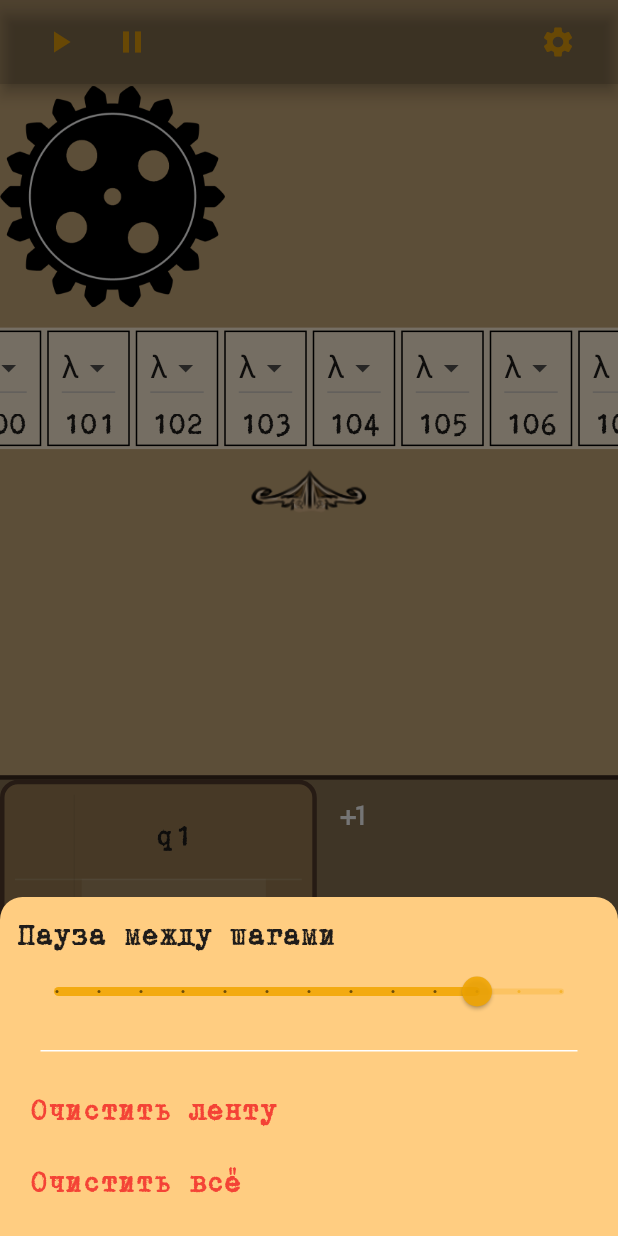
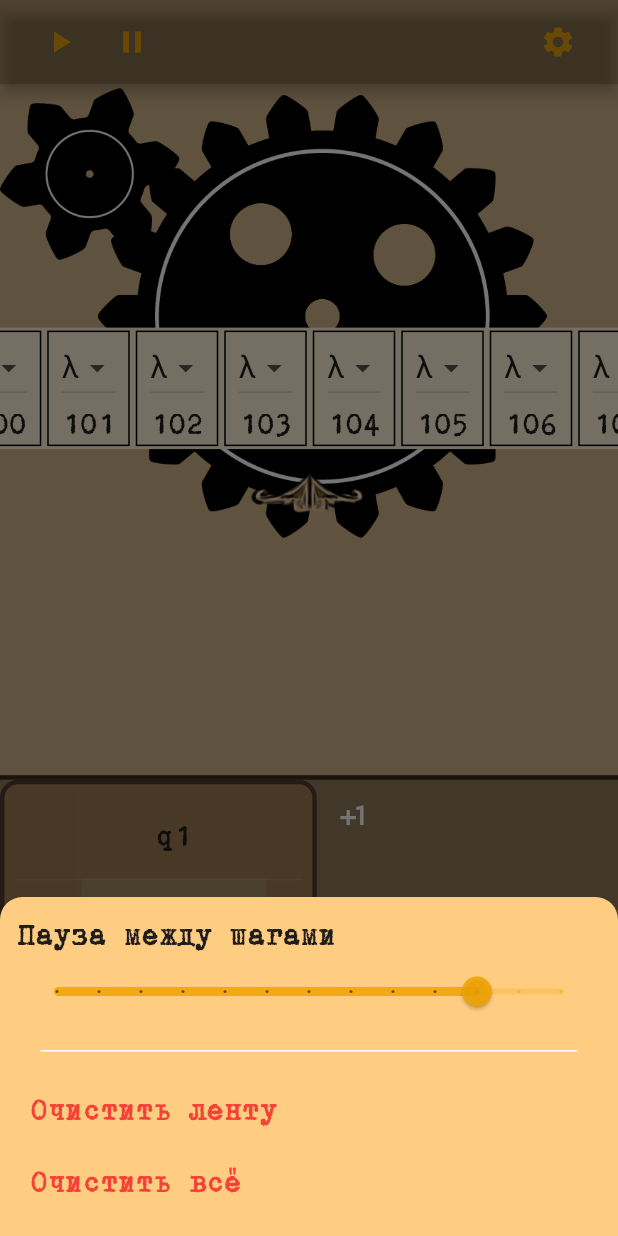
Before and after one commit to mihailco/turing_machine, a Flutter app: the screen it shows after launch, after a tap on the "settings" icon, on a phone screen of 412 x 824 dp. Run offline on Flutter 3.47's test engine with Material 2 defaults, Android fonts, the phone set to English and light mode, and no system bars; our stand-ins replace bloc, equatable, flutter_bloc, get_it; missing offline and left inert: flutter_secure_storage_web.

Commit message:
fixed bugs. Linking the rotation of the gears

```diff
--- a/lib/features/domain/entities/infinit_list_model.dart
+++ b/lib/features/domain/entities/infinit_list_model.dart
@@ -7,7 +7,6 @@ ________________________1    2   3    4   _5__6___7__8___9______________________
                                                 первый ненулевой  элемент справа (индекс = 0)
 */
 
-import 'package:flutter/animation.dart';
 
 class InfinitList {
   int lastNN = 0;
@@ -15,7 +14,7 @@ class InfinitList {
 
   late String nullElement;
   List<String> list = [];
-  InfinitList(List<String> init, this.nullElement) {}
+  InfinitList(List<String> init, this.nullElement);
 
   int lastNotNull() {
     for (int i = list.length - 1; i > 0; i--) {
--- a/lib/features/domain/entities/table_model.dart
+++ b/lib/features/domain/entities/table_model.dart
@@ -4,12 +4,13 @@ class Pair extends Equatable {
   final String state;
   final String A;
 
-  Pair(this.state, this.A);
+  const Pair(this.state, this.A);
 
   @override
   List<Object?> get props => [state, A];
 }
 
+// ignore: must_be_immutable
 class CellCommand extends Equatable {
   late String nextState;
   late String rewrite;
--- a/lib/features/presentation/cubit/table_cubit.dart
+++ b/lib/features/presentation/cubit/table_cubit.dart
@@ -47,7 +47,7 @@ class TableCubit extends Cubit<TableState> {
     A.clear();
     A.addAll(["", nullElement]);
     table.clear();
-    table[Pair("q1", nullElement)] = CellCommand(states[0], A[0], "");
+    table[const Pair("q1", nullElement)] = CellCommand(states[0], A[0], "");
     emit(CurrentTableState.withLists(states, A, table));
   }
 }
--- a/lib/features/presentation/cubit/turing_cubit.dart
+++ b/lib/features/presentation/cubit/turing_cubit.dart
@@ -2,15 +2,13 @@ import 'dart:async';
 
 import 'package:bloc/bloc.dart';
 import 'package:statrco/features/domain/entities/infinit_list_model.dart';
-import 'package:statrco/features/presentation/constants.dart';
-import 'package:statrco/features/presentation/cubit/table_state.dart';
 import 'package:statrco/features/presentation/cubit/turing_state.dart';
 
 import '../../domain/entities/table_model.dart';
 
-class TuringCubit extends Cubit<oneStep> {
+class TuringCubit extends Cubit<OneStep> {
   TuringCubit(this.states, this.A, this.table, this.list)
-      : super(oneStep(states[1], list.lastNN, list));
+      : super(OneStep(states[1], list.lastNN, list));
   late Duration time;
   final List<String> states;
   final List<String> A;
@@ -46,7 +44,7 @@ class TuringCubit extends Cubit<oneStep> {
 
   void setCurrrentPosition(int index) {
     curPos = index;
-    emit(oneStep(curState, curPos, list));
+    emit(OneStep(curState, curPos, list));
   }
 
   void execute() {
@@ -54,8 +52,8 @@ class TuringCubit extends Cubit<oneStep> {
       curPos = list.lastNN;
     }
     var cmd = table[Pair(curState, list[curPos])]!;
-    if (cmd.rewrite != "") list[curPos] = cmd.rewrite!;
-    if (cmd.nextState != "") curState = cmd.nextState!;
+    if (cmd.rewrite != "") list[curPos] = cmd.rewrite;
+    if (cmd.nextState != "") curState = cmd.nextState;
     if (cmd.moveTo != "") {
       if (cmd.moveTo == "L") {
         curPos--;
@@ -65,12 +63,12 @@ class TuringCubit extends Cubit<oneStep> {
       }
     }
 
-    emit(oneStep(curState, curPos, list));
+    emit(OneStep(curState, curPos, list));
   }
 
   void clear() {
     curPos = 100;
     list.clear();
-    emit(oneStep(curState, curPos, list));
+    emit(OneStep(curState, curPos, list));
   }
 }
--- a/lib/features/presentation/cubit/turing_state.dart
+++ b/lib/features/presentation/cubit/turing_state.dart
@@ -1,17 +1,14 @@
-// ignore_for_file: camel_case_types
 
-import 'package:equatable/equatable.dart';
 import 'package:statrco/features/domain/entities/infinit_list_model.dart';
 
 
 
-class oneStep  {
+class OneStep  {
   final int indexInList;
   final String currentState;
   final InfinitList list;
 
-  const oneStep(this.currentState, this.indexInList, this.list);
+  const OneStep(this.currentState, this.indexInList, this.list);
 
-  @override
   List<Object?> get props => [indexInList, currentState, list.list.toString()];
 }
--- a/lib/features/presentation/pages/turing_machine_page.dart
+++ b/lib/features/presentation/pages/turing_machine_page.dart
@@ -1,23 +1,18 @@
 import 'package:flutter/material.dart';
 import 'package:flutter_bloc/flutter_bloc.dart';
-import 'package:statrco/features/domain/entities/table_model.dart';
-import 'package:statrco/features/presentation/cubit/table_cubit.dart';
-import 'package:statrco/features/presentation/cubit/table_state.dart';
 import 'package:statrco/features/presentation/widgets/gear.dart';
 import 'package:statrco/features/presentation/widgets/settings.dart';
-import 'package:statrco/features/presentation/widgets/table.dart';
-import 'package:statrco/features/presentation/widgets/tabletsCell.dart';
 
 import '../../domain/entities/infinit_list_model.dart';
 import '../constants.dart';
 import '../cubit/turing_cubit.dart';
 import '../cubit/turing_state.dart';
-import '../widgets/TuringListView.dart';
+import '../widgets/background_gears.dart';
 import '../widgets/bottom_part_of_screen.dart';
 import '../widgets/top_of_the_screen.dart';
 
 class TuringMachinePage extends StatefulWidget {
-  TuringMachinePage({Key? key}) : super(key: key);
+  const TuringMachinePage({Key? key}) : super(key: key);
 
   @override
   State<TuringMachinePage> createState() => _TuringMachinePageState();
@@ -55,30 +50,35 @@ class _TuringMachinePageState extends State<TuringMachinePage> {
                           top: Radius.circular(15)
                         )
                       ),
-                      context: context, builder: ((context) => Settings()));
+                      context: context, builder: ((context) => const Settings()));
                   },
                   icon: const Icon(Icons.settings)),
             ],
           ),
         ),
 
-        body: BlocBuilder<TuringCubit, oneStep>(
+        body: BlocBuilder<TuringCubit, OneStep>(
           builder: (context, state) {
             // context.read<TuringCubit>().init();
 
-            return Column(
+            return Container(
+              color: Color.fromRGBO(207, 178, 135, 1),
+              // decoration: const BoxDecoration(image: DecorationImage(image: AssetImage("assets/photos/background_top.png")) ),
+              child: Column(
                 children: [
                   Flexible(
                     flex: 3,
                     child: Stack(
                       children: [
-                      Gear(radius: 15, clockwise: true),
+                        BackgroundGears(),
                         TopOfTheScreen(ctrlList: ctrlList),
                       ],
+
                     ),
                   ),
                   const Flexible(flex: 2, child: BottomPartOfScreen()),
                 ],
+              ),
             );
           },
         ));
--- a/lib/features/presentation/widgets/bottom_part_of_screen.dart
+++ b/lib/features/presentation/widgets/bottom_part_of_screen.dart
@@ -37,7 +37,7 @@ class BottomPartOfScreen extends StatelessWidget {
                       borderRadius: BorderRadius.circular(12),
                       color: const Color.fromARGB(255, 154, 125, 83),
                     ),
-                    child: TuringsTable()),
+                    child: const TuringsTable()),
                 IconButton(
                     onPressed: () {
                       // context.read<TableCubit>().addState("кью1");
--- a/lib/features/presentation/widgets/gear.dart
+++ b/lib/features/presentation/widgets/gear.dart
@@ -1,30 +1,72 @@
+import 'dart:math';
+
 import 'package:flutter/material.dart';
 import 'package:flutter_bloc/flutter_bloc.dart';
 import 'package:statrco/features/presentation/cubit/turing_cubit.dart';
 import 'package:statrco/features/presentation/cubit/turing_state.dart';
 
-class Gear extends StatelessWidget {
-  Gear({super.key, required this.radius, this.clockwise = true});
-  final double radius;
-  late bool clockwise;
+class TypeGear {
+  const TypeGear();
+  double getDiameter() => 18;
+  double getScale() => 1;
+
+  String getAsset() => "assets/photos/gearB.png";
+}
+
+class SmallGear extends TypeGear {
+  const SmallGear();
 
   @override
+  double getDiameter() => 100;
+
+  @override
+  String getAsset() => "assets/photos/gearS.png";
+
+  @override
+  double getScale() => 1.2;
+
+}
+
+class BigGear extends TypeGear {
+  const BigGear();
+  @override
+  double getDiameter() => 300;
+
+  @override
+  String getAsset() => "assets/photos/gearB.png";
+}
+
+class Gear extends StatelessWidget {
+  Gear(
+      {super.key,
+      required this.typeGear,
+      this.clockwise = true,
+      this.connectedWith = const BigGear(),
+      this.initialtTurn = 0});
+  final TypeGear typeGear;
+  final TypeGear connectedWith;
+  final bool clockwise;
+  final double initialtTurn;
+  int prevIndex = 0;
+  @override
   Widget build(BuildContext context) {
-    return BlocBuilder<TuringCubit, oneStep>(
+    return BlocBuilder<TuringCubit, OneStep>(
       builder: (context, state) {
         return AnimatedRotation(
             curve: Curves.elasticInOut,
             duration: Duration(
-                milliseconds:
-                    (context.read<TuringCubit>().duration * 3 / 4).toInt()),
-            turns: state.indexInList.toDouble()/5,
-            child: Container(
-                height: radius * 10,
-                width: radius * 10,
-                child: Image.asset(
-                  "assets/photos/gearB.png",
-                  fit: BoxFit.contain,
-                )));
+                milliseconds: context.read<TuringCubit>().duration * 3 ~/ 4),
+            turns: state.indexInList.toDouble() *
+                    (clockwise ? -1 : 1) *
+                    (connectedWith.getDiameter() / typeGear.getDiameter()) /
+                    18 +
+                initialtTurn,
+            child: Image.asset(
+              typeGear.getAsset(),
+              height: typeGear.getDiameter()*typeGear.getScale(),
+              width: typeGear.getDiameter()*typeGear.getScale(),
+              // fit: BoxFit.none,
+            ));
       },
     );
   }
--- a/lib/features/presentation/widgets/listCell.dart
+++ b/lib/features/presentation/widgets/listCell.dart
@@ -1,3 +1,5 @@
+// ignore_for_file: file_names
+
 import 'package:flutter/material.dart';
 import 'package:flutter_bloc/flutter_bloc.dart';
 import 'package:statrco/features/domain/entities/infinit_list_model.dart';
--- a/lib/features/presentation/widgets/settings.dart
+++ b/lib/features/presentation/widgets/settings.dart
@@ -35,7 +35,7 @@ class _SettingsState extends State<Settings> {
             },
           ),
           Container(
-            color: Color.fromARGB(255, 255, 255, 255),
+            color: const Color.fromARGB(255, 255, 255, 255),
             margin: const EdgeInsets.all(15),
             height: 1,
           ),
--- a/lib/features/presentation/widgets/table.dart
+++ b/lib/features/presentation/widgets/table.dart
@@ -1,12 +1,11 @@
 import 'package:flutter/material.dart';
 import 'package:flutter_bloc/flutter_bloc.dart';
 import 'package:statrco/features/domain/entities/table_model.dart';
-import 'package:statrco/features/presentation/constants.dart';
 import 'package:statrco/features/presentation/cubit/table_cubit.dart';
 import 'package:statrco/features/presentation/cubit/table_state.dart';
 import 'package:statrco/features/presentation/cubit/turing_cubit.dart';
 import 'package:statrco/features/presentation/cubit/turing_state.dart';
-import 'package:statrco/features/presentation/widgets/tabletsCell.dart';
+import 'package:statrco/features/presentation/widgets/tablets_cell.dart';
 
 class TuringsTable extends StatefulWidget {
   const TuringsTable({
@@ -23,7 +22,7 @@ class _TuringsTableState extends State<TuringsTable> {
     return BlocBuilder<TableCubit, TableState>(
       builder: (context, state) {
         if (state is CurrentTableState) {
-          return BlocBuilder<TuringCubit, oneStep>(
+          return BlocBuilder<TuringCubit, OneStep>(
             builder: (contexTU, stateTU) {
               return DataTable(
                 columnSpacing: 10,
@@ -45,7 +44,7 @@ class _TuringsTableState extends State<TuringsTable> {
                                       ? Text(a)
                                       : Container(
                                           color: (stateTU.currentState == st&&stateTU.list[stateTU.indexInList]==a)
-                                              ? Color.fromARGB(24, 255, 255, 255)
+                                              ? const Color.fromARGB(24, 255, 255, 255)
                                               : Colors.transparent,
                                           child: TabletsCell(
                                               com: state.table[Pair(st, a)]!),
--- a/lib/features/presentation/widgets/tabletsCell.dart
+++ b/lib/features/presentation/widgets/tablets_cell.dart
@@ -5,7 +5,7 @@ import 'package:statrco/features/presentation/cubit/table_cubit.dart';
 import 'package:statrco/features/presentation/cubit/table_state.dart';
 
 class TabletsCell extends StatefulWidget {
-  TabletsCell({
+  const TabletsCell({
     Key? key,
     required this.com,
   }) : super(key: key);
--- a/lib/features/presentation/widgets/top_of_the_screen.dart
+++ b/lib/features/presentation/widgets/top_of_the_screen.dart
@@ -3,7 +3,7 @@ import 'package:flutter/material.dart';
 import 'package:flutter_bloc/flutter_bloc.dart';
 import 'package:statrco/features/presentation/constants.dart';
 import 'package:statrco/features/presentation/cubit/turing_cubit.dart';
-import 'package:statrco/features/presentation/widgets/TuringListView.dart';
+import 'package:statrco/features/presentation/widgets/turing_list_view.dart';
 
 import '../cubit/turing_state.dart';
 
@@ -22,7 +22,7 @@ class TopOfTheScreen extends StatelessWidget {
     return Column(
       mainAxisAlignment: MainAxisAlignment.center,
       children: [
-        BlocBuilder<TuringCubit, oneStep>(
+        BlocBuilder<TuringCubit, OneStep>(
           builder: (context, state) {
 
             if (ctrlList.hasClients) {
--- a/lib/features/presentation/widgets/TuringListView.dart
+++ b/lib/features/presentation/widgets/turing_list_view.dart
@@ -1,13 +1,10 @@
-import 'package:flutter/gestures.dart';
 import 'package:flutter/material.dart';
 import 'package:statrco/features/domain/entities/infinit_list_model.dart';
 import 'package:statrco/features/presentation/widgets/listCell.dart';
 import 'package:statrco/features/presentation/widgets/scroll_beh.dart';
 
-import '../constants.dart';
-
 class TuringListView extends StatelessWidget {
-  TuringListView({
+  const TuringListView({
     super.key,
     required this.list,
     this.controller,
@@ -17,7 +14,6 @@ class TuringListView extends StatelessWidget {
   final controller;
   @override
   Widget build(BuildContext context) {
-    double t = cellWidth * 5 - displayWidth(context) / 2 + cellWidth / 2;
     return Container(
       color: const Color.fromARGB(255, 255, 240, 216),
       height: 81,
--- a/lib/injection.dart
+++ b/lib/injection.dart
@@ -1,6 +1,5 @@
 import 'package:get_it/get_it.dart';
 
-import 'package:http/http.dart' as http;
 
 import 'features/domain/entities/infinit_list_model.dart';
 import 'features/domain/entities/table_model.dart';
@@ -16,7 +15,7 @@ void init() {
   List<String> states = ["", "q1"];
   List<String> A = ["", nullElement];
   final Map<Pair, CellCommand> table = {
-    Pair("q1", nullElement): CellCommand(states[0], A[0], "")
+    const Pair("q1", nullElement): CellCommand(states[0], A[0], "")
   };
   List<String> tmp = [];
   InfinitList list = InfinitList(tmp, nullElement);
--- a/lib/main.dart
+++ b/lib/main.dart
@@ -42,7 +42,7 @@ class MyApp extends StatelessWidget {
                   primary: Color.fromARGB(221, 241, 165, 0),
                   brightness: Brightness.dark),
               primaryColor: const Color.fromRGBO(150, 123, 85, 1),
-              canvasColor: Color.fromARGB(255, 255, 205, 129),
+              canvasColor: const Color.fromARGB(255, 255, 205, 129),
 
               //Theme.of(context).textTheme.headline6,
               highlightColor: Colors.black,
@@ -56,7 +56,7 @@ class MyApp extends StatelessWidget {
                 }
                 return const Color.fromARGB(162, 0, 138, 131);
               })))),
-          home: TuringMachinePage(),
+          home: const TuringMachinePage(),
           initialRoute: '/',
           // routes: {
           //   '/auth': (context) => const AuthPage(),
--- a/pubspec.yaml
+++ b/pubspec.yaml
@@ -56,6 +56,7 @@ flutter:
   assets:
     - assets/photos/gearB.png
     - assets/photos/gearS.png
+    - assets/photos/background_top.png
     - assets/photos/med.png
     - assets/photos/arrow.png
     - assets/fonts/gtw.ttf
```
Also changed, not shown: assets/photos/background_top.png (added), pubspec.lock, 1 other file. Lines whose indentation alone changed are shown as unchanged.
